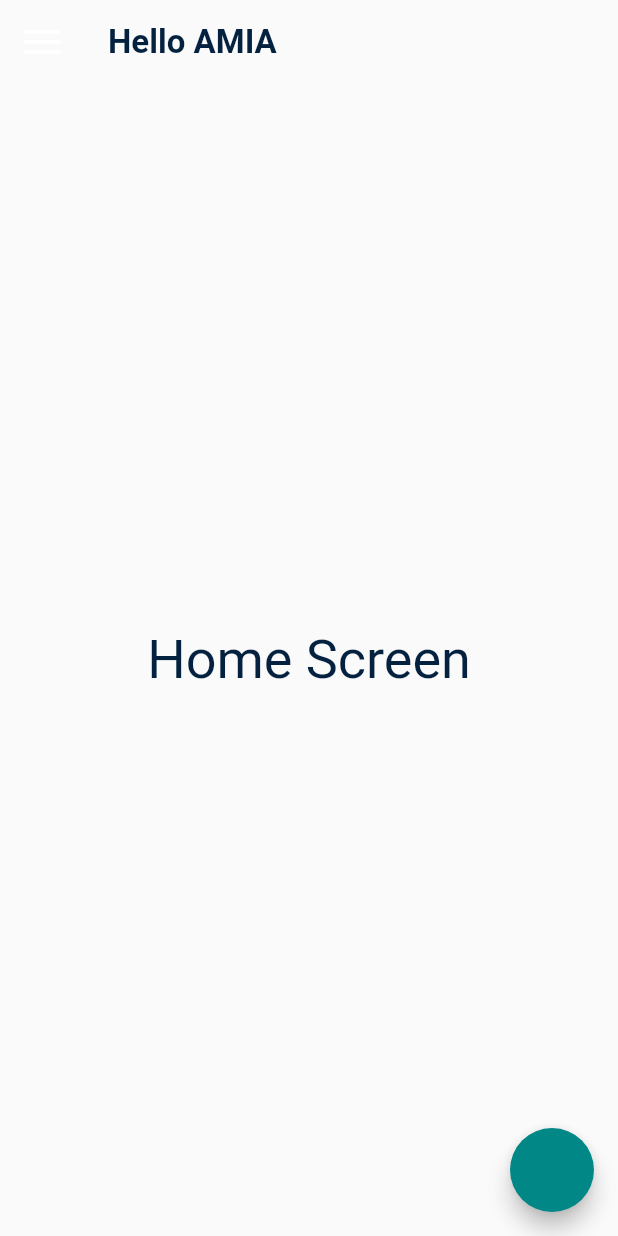
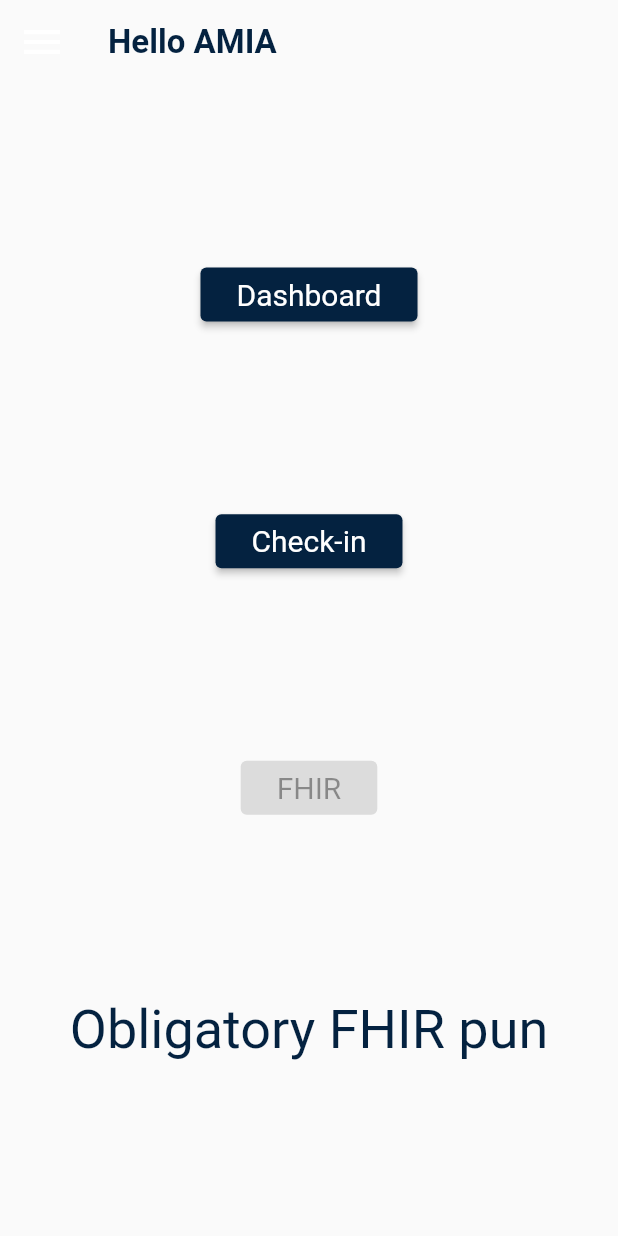
Before and after one commit to FireJuun/symptom_tracker, a Flutter app: the screen it shows after launch, on a phone screen of 412 x 824 dp. Run offline on Flutter 3.47's test engine with Material 2 defaults, Android fonts, the phone set to English and light mode, and no system bars; our stand-ins replace get.

Commit message:
column of buttons in home screen

```diff
--- a/lib/screens/checkin.screen.dart
+++ b/lib/screens/checkin.screen.dart
@@ -18,7 +18,6 @@ class CheckinScreen extends StatelessWidget {
           child: Text('Checkin Screen'),
         ),
       ),
-      // floatingActionButton: FloatingActionButton(onPressed: () => Get.to(DashboardScreen())),
     );
   }
 }
--- a/lib/screens/dashboard.screen.dart
+++ b/lib/screens/dashboard.screen.dart
@@ -18,7 +18,6 @@ class DashboardScreen extends StatelessWidget {
           child: Text('Dashboard Screen'),
         ),
       ),
-      floatingActionButton: FloatingActionButton(onPressed: () => Get.to(CheckinScreen())),
     );
   }
 }
--- a/lib/screens/home.screen.dart
+++ b/lib/screens/home.screen.dart
@@ -9,9 +9,7 @@ class HomeScreen extends StatelessWidget {
     return Scaffold(
       appBar: SharedAppBar(title: 'Hello AMIA'),
       body: SafeArea(
-        child: Center(
-          child: Text('Home Screen'),
-        ),
+        child: _buildBody(),
       ),
       drawer: Drawer(
         child: RaisedButton(
@@ -22,7 +20,30 @@ class HomeScreen extends StatelessWidget {
           },
         ),
       ),
-      floatingActionButton: FloatingActionButton(onPressed: () => Get.to(DashboardScreen())),
     );
   }
+
+  Widget _buildBody() {
+    return Center(
+      child: Column(
+        mainAxisAlignment: MainAxisAlignment.spaceEvenly,
+        children: [
+          _buildActionButton(
+            title: 'Dashboard',
+            onPressed: () => Get.to(DashboardScreen()),
+          ),
+          _buildActionButton(
+            title: 'Check-in',
+            onPressed: () => Get.to(CheckinScreen()),
+          ),
+          _buildActionButton(title: 'FHIR'),
+          Text('Obligatory FHIR pun'),
+        ],
+      ),
+    );
+  }
+
+  Widget _buildActionButton({@required String title, void Function() onPressed}) {
+    return RaisedButton(child: Text(title), onPressed: onPressed);
+  }
 }
```
